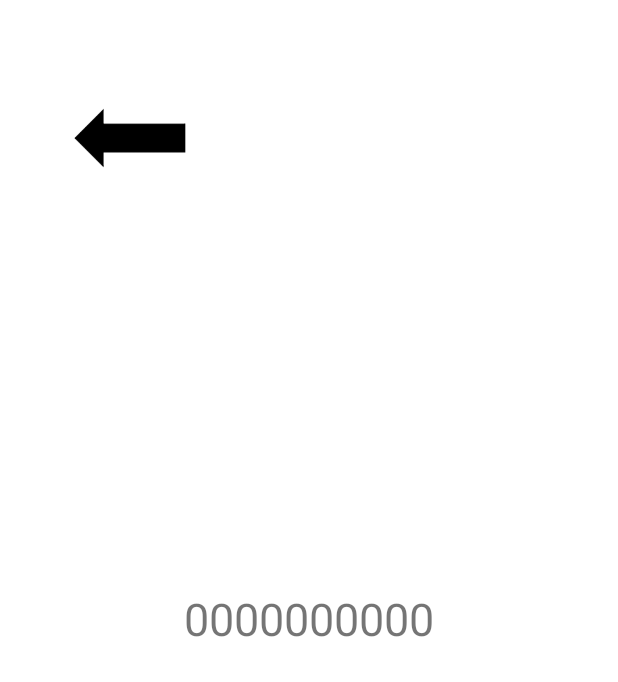
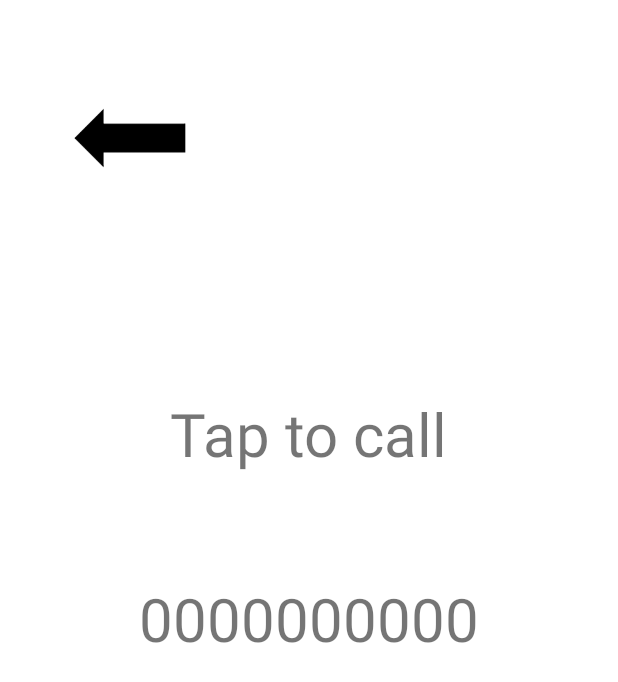
Before and after one commit to Sean-Coll/Sign_In_Register, an Android app: the HelpActivity screen opened directly, with no data from a screen before it, on a phone screen of 412 x 824 dp. Shown: the top 682 px of the screen. Run offline under Robolectric (Android 15) with nearby library versions, the phone set to English and light mode, and no system bars.

Commit message:
Layout changes.

```diff
--- a/app/src/main/res/layout/help_page.xml
+++ b/app/src/main/res/layout/help_page.xml
@@ -19,11 +19,22 @@
         android:contentDescription="@string/back_arrowCD"/>
 
     <TextView
+        android:layout_width="wrap_content"
+        android:layout_height="wrap_content"
+        android:layout_marginTop="150dp"
+        android:text="@string/tap_to_call"
+        android:textSize="40sp"
+        app:layout_constraintEnd_toEndOf="parent"
+        app:layout_constraintStart_toStartOf="parent"
+        app:layout_constraintTop_toBottomOf="@+id/Back_Arrow">
+    </TextView>
+
+    <TextView
         android:id="@+id/Phone_No"
         android:layout_width="wrap_content"
         android:layout_height="wrap_content"
         android:text="@string/SJOG_phone"
-        android:textSize="30sp"
+        android:textSize="40sp"
         app:layout_constraintBottom_toBottomOf="parent"
         app:layout_constraintEnd_toEndOf="parent"
         app:layout_constraintStart_toStartOf="parent"
--- a/app/src/main/res/layout/homeorcampus.xml
+++ b/app/src/main/res/layout/homeorcampus.xml
@@ -3,7 +3,7 @@
     xmlns:app="http://schemas.android.com/apk/res-auto"
     android:layout_width="match_parent"
     android:layout_height="match_parent"
-    android:background="#89cff0">
+    android:background="#FFFFFF">
 
     <ImageView
         android:id="@+id/Back_Arrow"
--- a/app/src/main/res/values/strings.xml
+++ b/app/src/main/res/values/strings.xml
@@ -12,4 +12,5 @@
     <string name="tap_message_voice">Tap me</string>
     <string name="tap_mic_arrowCD">Arrow icon. Tap the microphone below.</string>
     <string name="say_name">Say your name</string>
+    <string name="tap_to_call">Tap to call</string>
 </resources>
```
Also changed, not shown: app/src/main/res/layout/activity_main.xml (+6 -6 lines).
